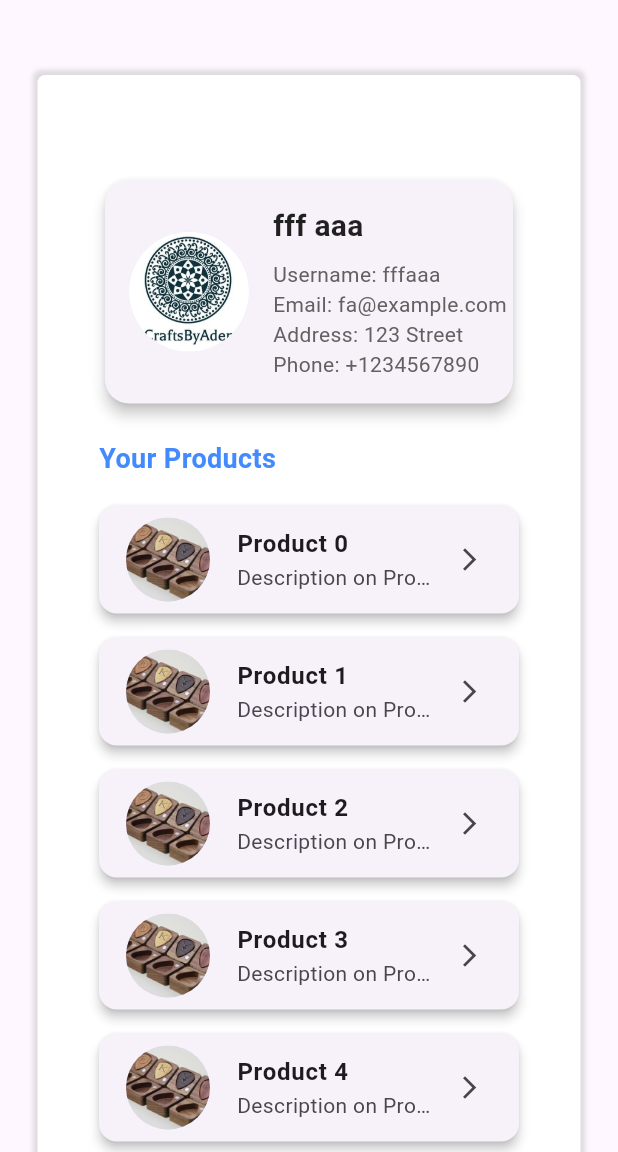
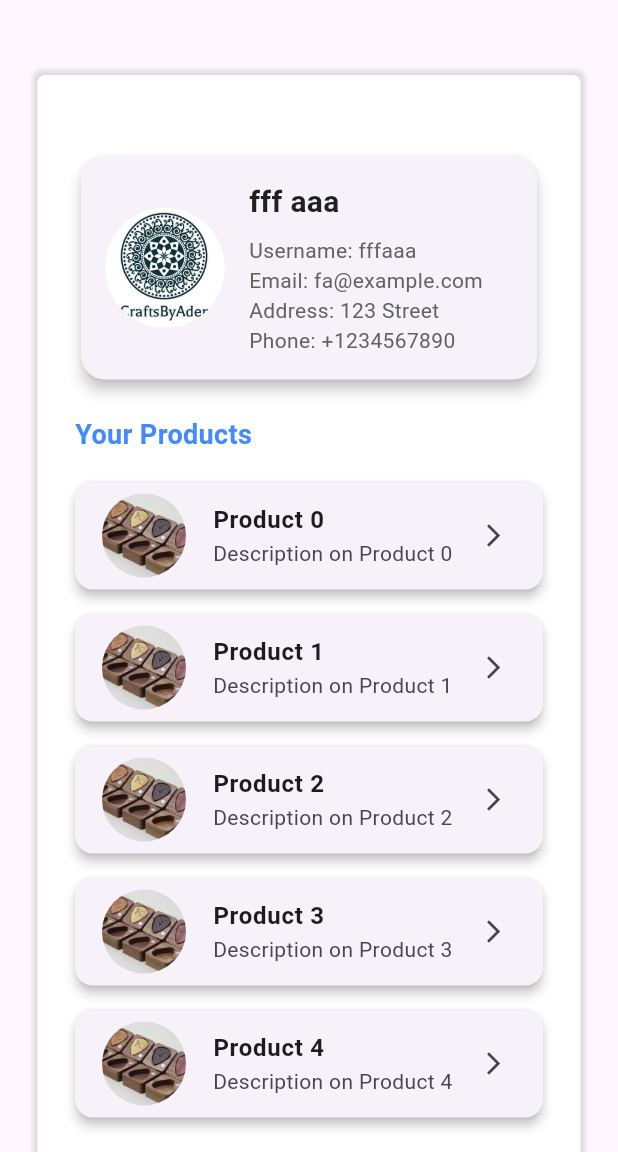
Before and after one commit to AgileTeam2024/AgileProjectFall2024, a Flutter app: the UserProfilePage screen opened by its route, on a phone screen of 412 x 824 dp, the part 84-1236 px from its top. Run offline on Flutter 3.47's test engine with Material 3 defaults, Android fonts, the phone set to English and light mode, and no system bars; our stand-ins replace fluttertoast, go_router; generated files the repository leaves out were written again.

Commit message:
remove extra padding

```diff
--- a/chabok_front/lib/pages/profile.dart
+++ b/chabok_front/lib/pages/profile.dart
@@ -10,13 +10,10 @@ class UserProfilePage extends StatelessWidget {
     return Center(
       child: SingleChildScrollView(
         child: CardWidget(
-          child: Padding(
-            padding: const EdgeInsets.all(16.0),
           child: Column(
             crossAxisAlignment: CrossAxisAlignment.start,
             spacing: 20,
             children: [
-                // User Info Section
               Card(
                 elevation: 4,
                 shape: RoundedRectangleBorder(
@@ -31,6 +28,7 @@ class UserProfilePage extends StatelessWidget {
                 title: 'Your Products',
                 products: List.generate(
                   5,
+                  // todo get user Products from backend
                   (i) => Product(
                     id: i,
                     name: 'Product $i',
@@ -47,6 +45,7 @@ class UserProfilePage extends StatelessWidget {
                 title: 'Previous Purchases',
                 products: List.generate(
                   5,
+                  // todo get user Previous Purchases from backend
                   (i) => Product(
                     id: i,
                     name: 'Product $i',
@@ -100,7 +99,6 @@ class UserProfilePage extends StatelessWidget {
           ),
         ),
       ),
-      ),
     );
   }
 
@@ -124,6 +122,7 @@ class UserInfoWidget extends StatelessWidget {
 
   @override
   Widget build(BuildContext context) {
+    // todo get user profile from backend
     return Row(
       children: [
         CircleAvatar(
```
Lines whose indentation alone changed are shown as unchanged.
